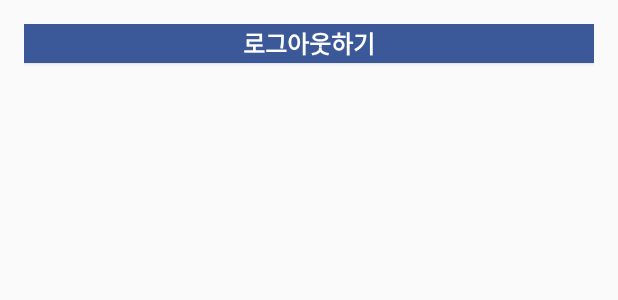
After one commit to BanZhuang/MapSNS, an Android app: the layout fragment_profile.xml on its own in the app's theme, with its tools: preview values and no code run, on a phone screen of 412 x 824 dp. The commit adds this screen. Shown: the top 300 px of the screen. Run offline under Robolectric (Android 15) with nearby library versions, the phone set to English and light mode, and no system bars; Roboto replaces fonts that are not available here.

Commit message:
login Err fixed & logout button added

```diff
--- a/app/src/main/AndroidManifest.xml
+++ b/app/src/main/AndroidManifest.xml
@@ -25,8 +25,10 @@
                 <category android:name="android.intent.category.LAUNCHER"/>
             </intent-filter>
         </activity>
-        <activity android:name=".activities.RegisterActivity"/>
-        <activity android:name=".activities.MainActivity"/>
+        <activity android:name=".activities.RegisterActivity"
+                  android:screenOrientation="portrait"/>
+        <activity android:name=".activities.MainActivity"
+                  android:screenOrientation="portrait"/>
     </application>
 
 </manifest>
--- a/app/src/main/java/com/jiwoon/tgwing/mapsns/activities/RegisterActivity.java
+++ b/app/src/main/java/com/jiwoon/tgwing/mapsns/activities/RegisterActivity.java
@@ -49,11 +49,11 @@ public class RegisterActivity extends BaseActivity {
                     mUser.setUserName(userNameEdit.getText().toString());
                     mUser.setUserEmail(emailEdit.getText().toString());
                     mUser.setAge(ageEdit.getText().toString());
-                    String nullString = "";
+                    Log.d("RegisterActivity", "User Id : " + mUser.getUserId());
 
                     // 파이어베이스에 저장
                     UserNetwork.setUserToFirebase(mUser.getUserId(), mUser.getUserName(), mUser.getUserEmail(),
-                            mUser.getAge(), nullString, nullString);
+                            mUser.getAge(), "", "");
 
                     Intent intent = new Intent(RegisterActivity.this, MainActivity.class);
                     startActivity(intent);
--- a/app/src/main/java/com/jiwoon/tgwing/mapsns/activities/MapFragment.java
+++ b/app/src/main/java/com/jiwoon/tgwing/mapsns/fragments/MapFragment.java
@@ -1,4 +1,4 @@
-package com.jiwoon.tgwing.mapsns.activities;
+package com.jiwoon.tgwing.mapsns.fragments;
 
 import android.Manifest;
 import android.content.Context;
--- /dev/null
+++ b/app/src/main/res/layout/fragment_profile.xml
@@ -0,0 +1,16 @@
+<?xml version="1.0" encoding="utf-8"?>
+<LinearLayout xmlns:android="http://schemas.android.com/apk/res/android"
+    android:orientation="vertical"
+    android:layout_width="match_parent"
+    android:layout_height="match_parent"
+    android:padding="16dp">
+    <Button
+        android:id="@+id/sign_out_facebook_button"
+        android:layout_width="match_parent"
+        android:layout_height="26dp"
+        android:text="로그아웃하기"
+        android:textColor="#FFFFFF"
+        android:textStyle="bold"
+        android:textSize="16sp"
+        android:background="#3b5998"/>
+</LinearLayout>
```
Also changed, not shown: app/src/main/java/com/jiwoon/tgwing/mapsns/activities/LoginActivity.java (+41 -14 lines), app/src/main/java/com/jiwoon/tgwing/mapsns/activities/MainActivity.java (+37 -12 lines), app/src/main/java/com/jiwoon/tgwing/mapsns/fragments/ProfileFragment.java (added, +51 -0 lines), app/src/main/java/com/jiwoon/tgwing/mapsns/models/User.java (+10 -1 lines), app/src/main/java/com/jiwoon/tgwing/mapsns/networking/UserNetwork.java (+0 -48 lines).
